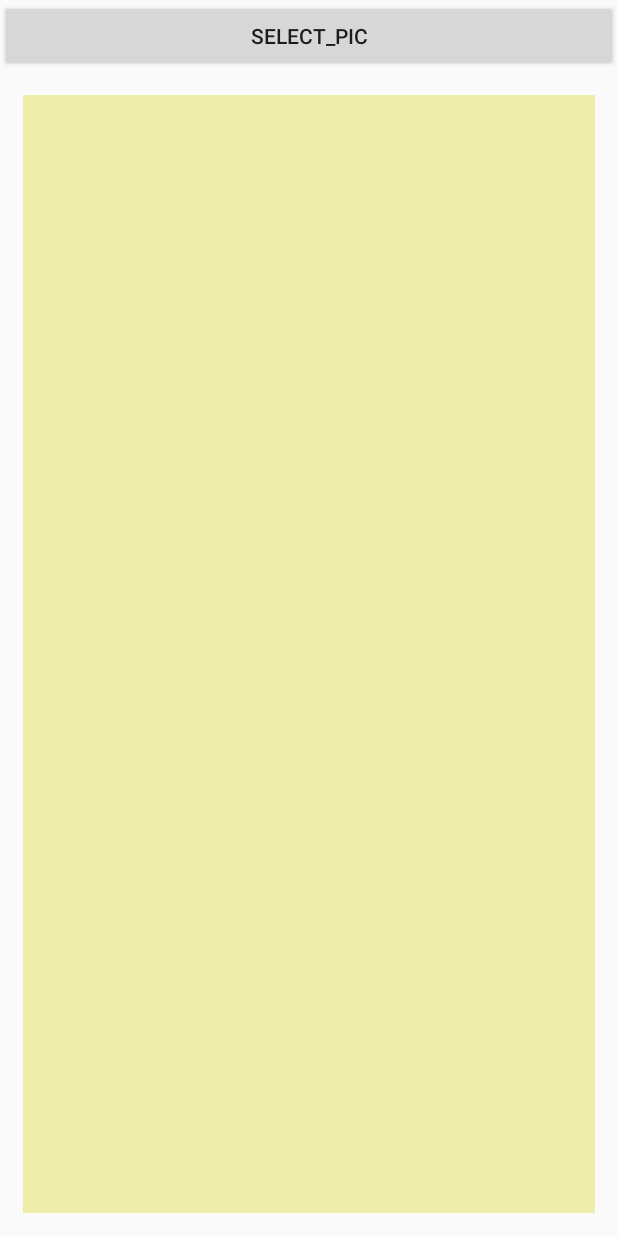
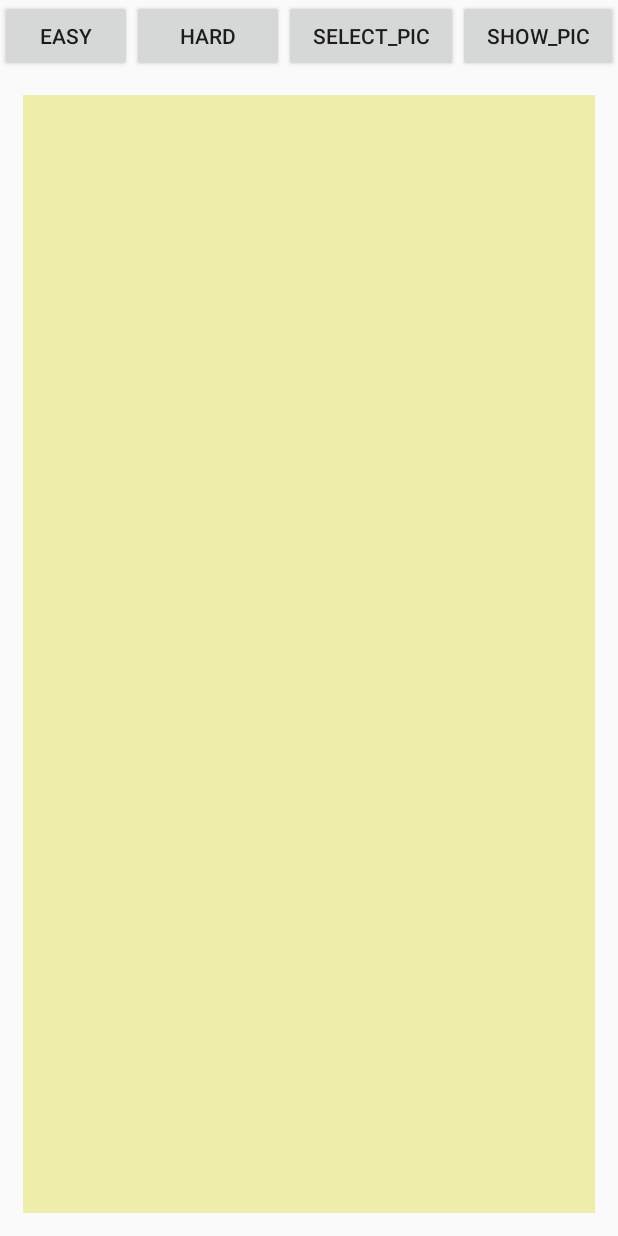
Before and after one commit to Routee/Test, an Android app: the screen it shows after launch (GameActivity), on a phone screen of 412 x 824 dp. Run offline under Robolectric (Android 15) with nearby library versions, the phone set to English and light mode, and no system bars; our stand-ins replace ButterKnife; libraries missing offline, so code that uses them is left out: com.lzy.imagepicker, com.tbruyelle.rxpermissions2; 6 statements that could not run were skipped.

Commit message:
完善用户体验

```diff
--- a/app/src/main/java/com/routee/game/base/BaseActivity.java
+++ b/app/src/main/java/com/routee/game/base/BaseActivity.java
@@ -20,7 +20,10 @@ public abstract class BaseActivity extends AppCompatActivity {
         super.onCreate(savedInstanceState);
         initView();
         ButterKnife.bind(this);
+        setView();
     }
+
+    public abstract void setView();
 
     public abstract void initView();
 }
--- a/app/src/main/java/com/routee/game/module/game/GameActivity.java
+++ b/app/src/main/java/com/routee/game/module/game/GameActivity.java
@@ -2,6 +2,7 @@ package com.routee.game.module.game;
 
 import android.Manifest;
 import android.content.Intent;
+import android.view.MotionEvent;
 import android.view.View;
 import android.widget.Button;
 import android.widget.Toast;
@@ -24,16 +25,28 @@ import butterknife.OnClick;
 /**
  * @author Routee
  */
-public class GameActivity extends BaseActivity {
+public class GameActivity extends BaseActivity implements View.OnTouchListener, NinePicGameView.FinishListener {
 
     private static final int IMAGE_PICKER = 100;
     @BindView(R.id.bt_select_pic)
     Button          mBtSelectPic;
     @BindView(R.id.game_view)
     NinePicGameView mIv;
+    @BindView(R.id.bt_show_pic)
+    Button          mBtShowPic;
+    @BindView(R.id.bt_easy)
+    Button          mBtEasy;
+    @BindView(R.id.bt_hard)
+    Button          mBtHard;
 
     private final int SELECT_PIC = 100;
     private ImageItem mImageItem;
+
+    @Override
+    public void setView() {
+        mBtShowPic.setOnTouchListener(this);
+        mIv.addFinishListener(this);
+    }
 
     @Override
     public void initView() {
@@ -44,29 +57,6 @@ public class GameActivity extends BaseActivity {
         imagePicker.setCrop(true);                              //允许裁剪（单选才有效）
         imagePicker.setSelectLimit(1);                          //选中数量限制
         imagePicker.setStyle(CropImageView.Style.RECTANGLE);    //裁剪框的形状
-    }
-
-    @OnClick({R.id.bt_select_pic})
-    public void onViewClicked(View view) {
-        switch (view.getId()) {
-            case R.id.bt_select_pic:
-                RxPermissions rxPermissions = new RxPermissions(this);
-                if (rxPermissions.isGranted(Manifest.permission.WRITE_EXTERNAL_STORAGE) && rxPermissions.isGranted(Manifest.permission.CAMERA)) {
-                    selectPic();
-                } else {
-                    rxPermissions.request(Manifest.permission.WRITE_EXTERNAL_STORAGE, Manifest.permission.CAMERA)
-                            .subscribe(granted -> {
-                                if (granted) {
-                                    selectPic();
-                                } else {
-                                    new PermissionDialogHelper(this).setMsg("没有文件存储或相机权限，请去设置页添加相应权限").show();
-                                }
-                            });
-                }
-                break;
-            default:
-                break;
-        }
     }
 
     private void selectPic() {
@@ -87,4 +77,56 @@ public class GameActivity extends BaseActivity {
             }
         }
     }
+
+    @Override
+    public boolean onTouch(View v, MotionEvent event) {
+        if (v.getId() == R.id.bt_show_pic) {
+            switch (event.getAction()) {
+                case MotionEvent.ACTION_DOWN:
+                    mIv.showResult();
+                    break;
+                case MotionEvent.ACTION_UP:
+                    mIv.hideResult();
+                    break;
+                default:
+                    break;
+            }
+        }
+        return false;
+    }
+
+    @Override
+    public void finish(long mills) {
+        long seconds = mills / 1000;
+        Toast.makeText(this, "Congratulations!!! It cost you " + seconds + "s", Toast.LENGTH_SHORT).show();
+    }
+
+    @OnClick({R.id.bt_easy, R.id.bt_hard, R.id.bt_select_pic})
+    public void onViewClicked(View view) {
+        switch (view.getId()) {
+            case R.id.bt_easy:
+                mIv.setEasier();
+                break;
+            case R.id.bt_hard:
+                mIv.setHarder();
+                break;
+            case R.id.bt_select_pic:
+                RxPermissions rxPermissions = new RxPermissions(this);
+                if (rxPermissions.isGranted(Manifest.permission.WRITE_EXTERNAL_STORAGE) && rxPermissions.isGranted(Manifest.permission.CAMERA)) {
+                    selectPic();
+                } else {
+                    rxPermissions.request(Manifest.permission.WRITE_EXTERNAL_STORAGE, Manifest.permission.CAMERA)
+                            .subscribe(granted -> {
+                                if (granted) {
+                                    selectPic();
+                                } else {
+                                    new PermissionDialogHelper(this).setMsg("没有文件存储或相机权限，请去设置页添加相应权限").show();
+                                }
+                            });
+                }
+                break;
+            default:
+                break;
+        }
+    }
 }
--- a/app/src/main/res/layout/activity_main.xml
+++ b/app/src/main/res/layout/activity_main.xml
@@ -8,11 +8,39 @@
     android:orientation="vertical"
     tools:context="com.routee.game.module.game.GameActivity">
 
-    <Button
-        android:id="@+id/bt_select_pic"
+    <LinearLayout
         android:layout_width="match_parent"
         android:layout_height="wrap_content"
-        android:text="Select_Pic"/>
+        android:gravity="center"
+        android:orientation="horizontal">
+
+        <Button
+            android:id="@+id/bt_easy"
+            android:layout_width="wrap_content"
+            android:layout_height="wrap_content"
+            android:text="Easy"/>
+
+        <Button
+            android:id="@+id/bt_hard"
+            android:layout_width="wrap_content"
+            android:layout_height="wrap_content"
+            android:layout_weight="1"
+            android:text="Hard"/>
+
+        <Button
+            android:id="@+id/bt_select_pic"
+            android:layout_width="wrap_content"
+            android:layout_height="wrap_content"
+            android:layout_weight="1"
+            android:text="Select_Pic"/>
+
+        <Button
+            android:id="@+id/bt_show_pic"
+            android:layout_width="wrap_content"
+            android:layout_height="wrap_content"
+            android:layout_weight="1"
+            android:text="Show_Pic"/>
+    </LinearLayout>
 
     <com.routee.game.view.NinePicGameView
         android:id="@+id/game_view"
```
Also changed, not shown: app/src/main/java/com/routee/game/view/NinePicGameView.java (+105 -21 lines).
